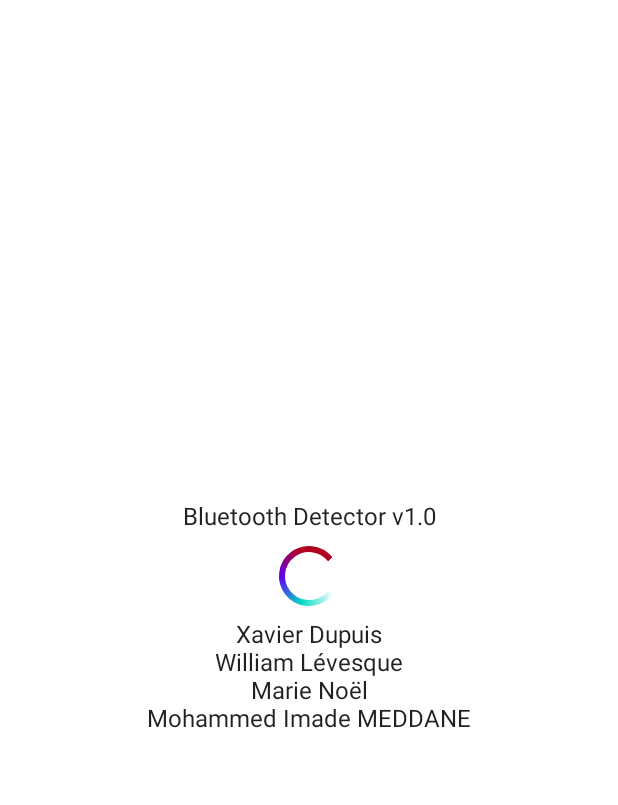
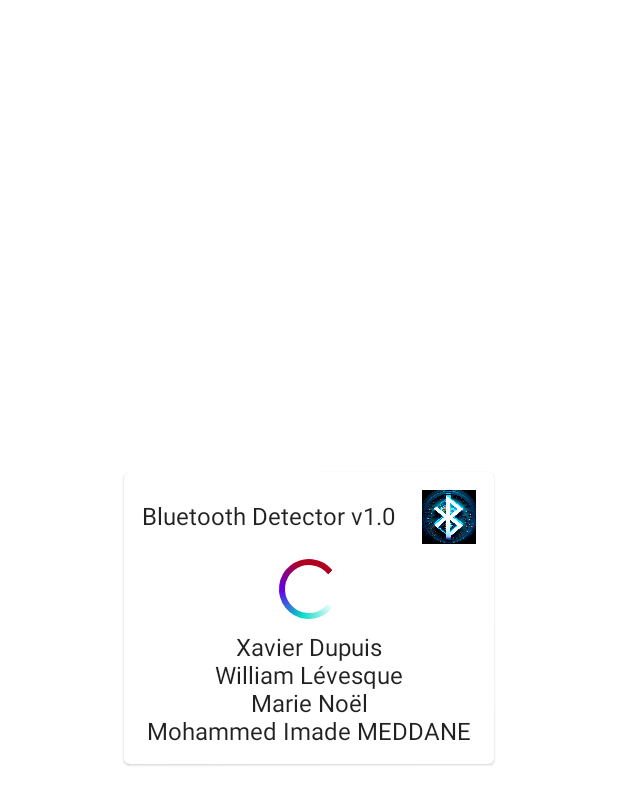
Before and after one commit to XavierDupuis-Polytechnique/BluetoothDetector-INF8405, an Android app built with Jetpack Compose: the SplashScreen screen opened through its navigation route, on a phone screen of 412 x 824 dp. Shown: the top 805 px of the screen. Run offline under Robolectric (Android 15) with nearby library versions, the phone set to English and light mode, and no system bars.

Commit message:
fixed background for splashscreen + logo

```diff
--- a/TP2/app/src/main/java/com/example/bluetoothdetector/splash/view/Splash.kt
+++ b/TP2/app/src/main/java/com/example/bluetoothdetector/splash/view/Splash.kt
@@ -1,14 +1,23 @@
 package com.example.bluetoothdetector.splash.view
 
+import androidx.compose.foundation.Image
+import androidx.compose.foundation.layout.Spacer
+import androidx.compose.foundation.layout.padding
+import androidx.compose.foundation.layout.size
 import androidx.compose.material.Text
 import androidx.compose.runtime.Composable
+import androidx.compose.ui.Modifier
+import androidx.compose.ui.layout.ContentScale
+import androidx.compose.ui.res.painterResource
+import androidx.compose.ui.unit.dp
 import androidx.lifecycle.viewmodel.compose.viewModel
-import com.example.bluetoothdetector.common.view.CenteredVerticalContainer
-import com.example.bluetoothdetector.common.view.Page
-import com.example.bluetoothdetector.common.view.SpinnerView
+import com.example.bluetoothdetector.R
+import com.example.bluetoothdetector.common.view.*
 import com.example.bluetoothdetector.splash.viewmodel.SplashViewModel
 
 const val AppVersion = 1.0
+const val Logo = R.drawable.icon
+val LogoSize = 36.dp
 val Developers = listOf(
     "Xavier Dupuis",
     "William Lévesque",
@@ -21,12 +30,24 @@ fun SplashScreen(
     navigateTo: (Page) -> Unit,
     viewModel: SplashViewModel = viewModel()
 ) {
-    CenteredVerticalContainer {
-        Text("Bluetooth Detector v${AppVersion}")
-        SpinnerView()
-        // TODO : LOGO
-        Developers.forEach {
-            Text(it)
+    CardContainer {
+        CenteredVerticalContainer(
+            modifier = Modifier.padding(12.dp)
+        ) {
+            CenteredHorizontalContainer {
+                Text("Bluetooth Detector v${AppVersion}")
+                Spacer(modifier = Modifier.size(LogoSize.div(2)))
+                Image(
+                    painter = painterResource(Logo),
+                    contentDescription = Logo.toString(),
+                    contentScale = ContentScale.Inside,
+                    modifier = Modifier.size(LogoSize)
+                )
+            }
+            SpinnerView()
+            Developers.forEach {
+                Text(it)
+            }
         }
     }
     viewModel.launchDelayedNavigate(navigateTo)
```
